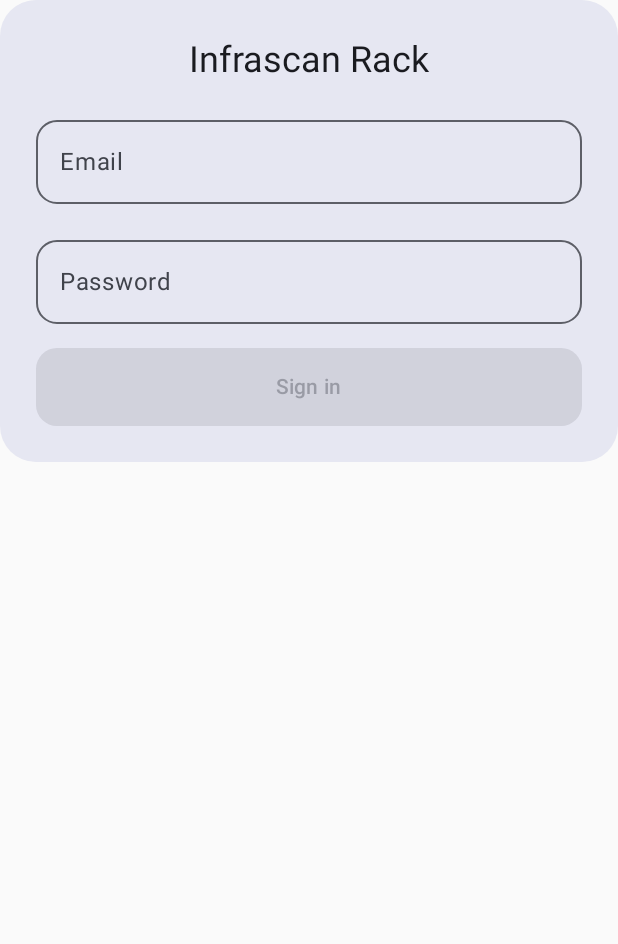
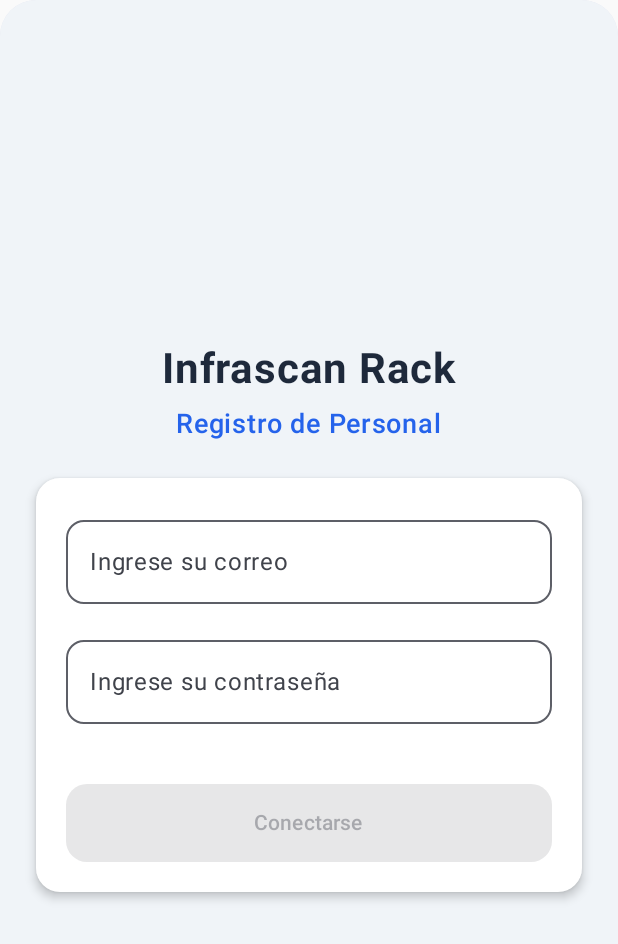
Before and after one commit to FabianVRojas87/appAndroidStudioProject, an Android app built with Jetpack Compose: the screen it shows after launch (MainActivity), on a phone screen of 412 x 824 dp. Shown: the top 944 px of the screen. Run offline under Robolectric (Android 15) with nearby library versions, the phone set to English and light mode, and no system bars; our stand-ins replace Room's generated code.

Commit message:
Reestructurando login

```diff
--- a/app/src/main/java/com/duoc/appandroidstudioproject/ui/screens/LoginScreen.kt
+++ b/app/src/main/java/com/duoc/appandroidstudioproject/ui/screens/LoginScreen.kt
@@ -3,9 +3,11 @@ package com.duoc.appandroidstudioproject.ui.screens
 import android.content.Context
 import android.widget.Toast
 import androidx.compose.foundation.Image
+import androidx.compose.foundation.background
 import androidx.compose.foundation.layout.Arrangement
 import androidx.compose.foundation.layout.Column
 import androidx.compose.foundation.layout.PaddingValues
+import androidx.compose.foundation.layout.Spacer
 import androidx.compose.foundation.layout.fillMaxSize
 import androidx.compose.foundation.layout.fillMaxWidth
 import androidx.compose.foundation.layout.height
@@ -14,8 +16,11 @@ import androidx.compose.foundation.layout.size
 import androidx.compose.foundation.shape.RoundedCornerShape
 import androidx.compose.foundation.text.KeyboardOptions
 import androidx.compose.material3.Button
+import androidx.compose.material3.Card
+import androidx.compose.material3.CardDefaults
 import androidx.compose.material3.MaterialTheme
 import androidx.compose.material3.OutlinedTextField
+import androidx.compose.material3.OutlinedTextFieldDefaults
 import androidx.compose.material3.Surface
 import androidx.compose.material3.Text
 import androidx.compose.runtime.Composable
@@ -27,13 +32,16 @@ import androidx.compose.ui.Alignment
 import androidx.compose.ui.Modifier
 import androidx.compose.ui.layout.ContentScale
 import androidx.compose.ui.res.painterResource
+import androidx.compose.ui.text.font.FontWeight
 import androidx.compose.ui.text.input.KeyboardType
 import androidx.compose.ui.text.input.PasswordVisualTransformation
 import androidx.compose.ui.unit.dp
+import androidx.compose.ui.unit.sp
 import androidx.lifecycle.viewmodel.compose.viewModel
 import androidx.navigation.NavController
 import com.duoc.appandroidstudioproject.navigation.Screen
 import com.duoc.appandroidstudioproject.viewmodel.NavigationFlowViewModel
+import androidx.compose.ui.graphics.Color
 
 @Composable
 fun LoginScreen(
@@ -51,10 +59,11 @@ fun LoginScreen(
     ) {
         Column(
             modifier = Modifier
-                .padding(24.dp)
-                .fillMaxWidth(),
+                .fillMaxSize()
+                .background(Color(0xFFF0F4F8))
+                .padding(24.dp),
             horizontalAlignment = Alignment.CenterHorizontally,
-            verticalArrangement = Arrangement.spacedBy(16.dp)
+            verticalArrangement = Arrangement.Center
         ) {
             /*
             Image(
@@ -67,31 +76,60 @@ fun LoginScreen(
 
             Text(
                 text = "Infrascan Rack",
-                style = MaterialTheme.typography.headlineSmall,
-                color = MaterialTheme.colorScheme.onSurface
+                fontSize = 28.sp,
+                fontWeight = FontWeight.Bold,
+                color = Color(0xFF1E293B)
             )
+            Spacer(modifier = Modifier.height(8.dp))
+
+
+            Text(
+                text = "Registro de Personal",
+                fontSize = 18.sp,
+                fontWeight = FontWeight.Medium,
+                color = Color(0xFF2563EB)
+            )
+            Spacer(modifier = Modifier.height(24.dp))
+
+            Card(
+                modifier = Modifier.fillMaxWidth(),
+                shape = RoundedCornerShape(16.dp),
+                colors = CardDefaults.cardColors(containerColor = Color.White),
+                elevation = CardDefaults.cardElevation(defaultElevation = 4.dp)
+            ){
+                Column(
+                    modifier = Modifier.padding(20.dp),
+                    verticalArrangement = Arrangement.spacedBy(16.dp)
+                ){
 
             OutlinedTextField(
                 value = email,
                 onValueChange = { email = it },
+                label = { Text("Ingrese su correo") },
                 modifier = Modifier.fillMaxWidth(),
-                label = { Text("Email") },
-                placeholder = { Text("you@example.com") },
+                shape = RoundedCornerShape(12.dp),
                 singleLine = true,
-                shape = RoundedCornerShape(14.dp),
-                keyboardOptions = KeyboardOptions(keyboardType = KeyboardType.Email)
+                colors = OutlinedTextFieldDefaults.colors(
+                    focusedBorderColor = Color(0xFF2563EB),
+                    focusedLabelColor = Color(0xFF2563EB)
+                )
             )
-
             OutlinedTextField(
                 value = password,
                 onValueChange = { password = it },
+                label = { Text("Ingrese su contraseña") },
+                visualTransformation = PasswordVisualTransformation(),
                 modifier = Modifier.fillMaxWidth(),
-                label = { Text("Password") },
+                shape = RoundedCornerShape(12.dp),
                 singleLine = true,
-                shape = RoundedCornerShape(14.dp),
-                visualTransformation = PasswordVisualTransformation(),
-                keyboardOptions = KeyboardOptions(keyboardType = KeyboardType.Password)
+                colors = OutlinedTextFieldDefaults.colors(
+                    focusedBorderColor = Color(0xFF2563EB),
+                    focusedLabelColor = Color(0xFF2563EB)
+                )
             )
+            Spacer(modifier = Modifier.height(8.dp))
+
+
 
             Button(
                 onClick = { validarLogin(email = email, pass = password, navigationFlowViewModel = navigationFlowViewModel) },
@@ -101,12 +139,13 @@ fun LoginScreen(
                 enabled = email.isNotBlank() && password.isNotBlank(),
                 shape = RoundedCornerShape(14.dp)
             ) {
-                Text("Sign in")
+                Text("Conectarse")
             }
         }
     }
 }
-
+}
+}
 fun validarLogin(email:String, pass:String, navigationFlowViewModel: NavigationFlowViewModel) {
     if(email=="admin@gmail.com" && pass=="infrascan") {
         navigationFlowViewModel.navigatePageTo(Screen.Start)
```
